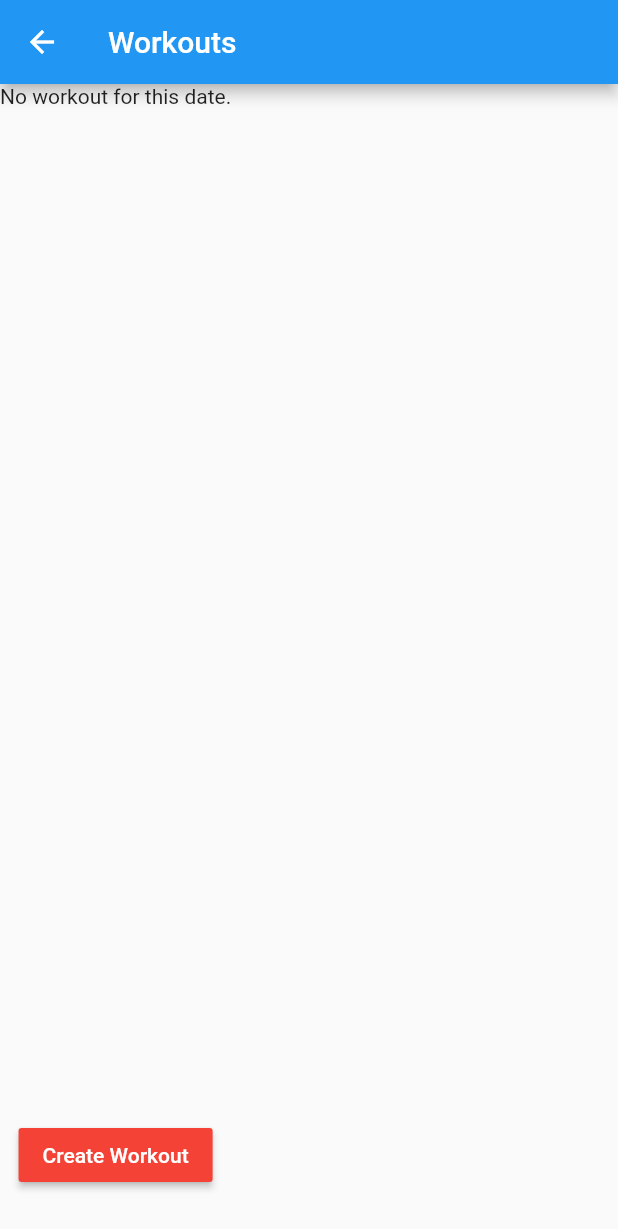
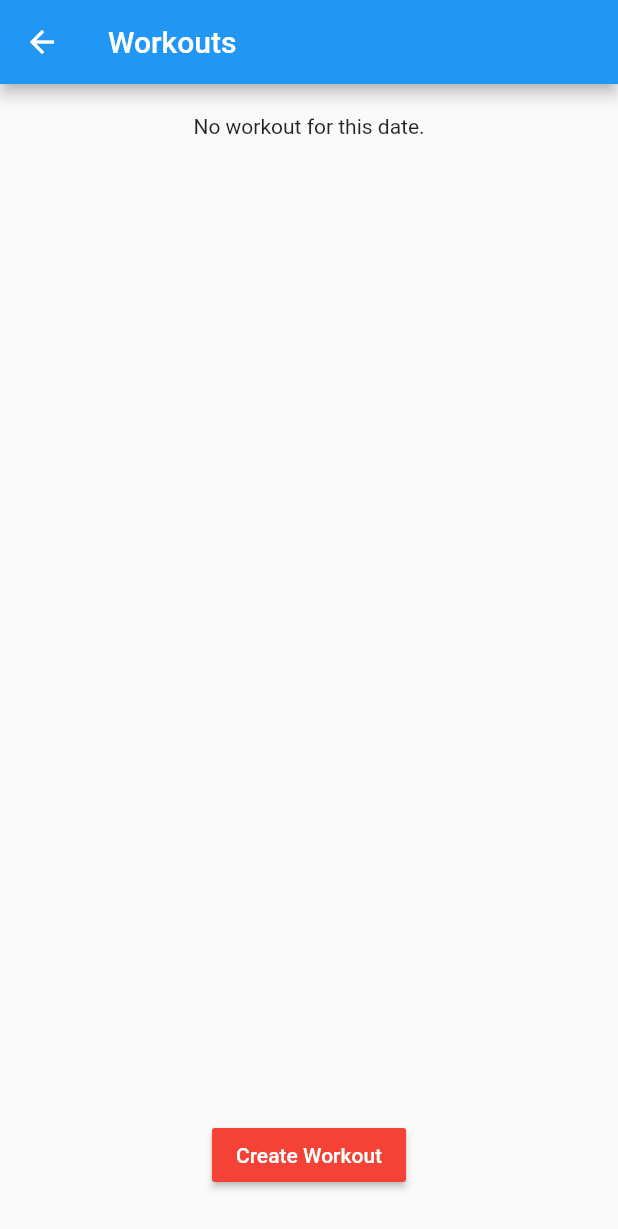
Before and after one commit to edodso2/workout_tracker, a Flutter app: the WorkoutsPage screen opened directly with empty values, on a phone screen of 412 x 824 dp. Shown: the top 1229 px of the screen. Run offline on Flutter 3.47's test engine with Material 2 defaults, Android fonts, the light colour scheme and no system bars; missing offline and left inert: date_utils.

Commit message:
UI improvements

```diff
--- a/lib/pages/workouts_page.dart
+++ b/lib/pages/workouts_page.dart
@@ -42,6 +42,7 @@ class WorkoutsPage extends StatelessWidget {
           int index = model.getWorkoutOnDate(date);
 
           return Container(
+            constraints: BoxConstraints.expand(),
             margin: EdgeInsets.only(bottom: 30.0),
             child: index >= 0
                 ? buildWorkoutList(
@@ -67,9 +68,12 @@ class WorkoutsPage extends StatelessWidget {
         Expanded(
           child: workout.workoutExercises.length > 0
               ? buildExerciseList(index, workout.workoutExercises)
-              : Text(
+              : Container(
+                  margin: EdgeInsets.only(top: 20.0),
+                  child: Text(
                     'No exercises.',
                     key: Key('noExercisesMessage'),
+                  ),
                 ),
         ),
         AddWorkoutExercise(
@@ -93,7 +97,12 @@ class WorkoutsPage extends StatelessWidget {
   /// Workout not found scenario widgets
   Widget buildNoWorkouts(
       BuildContext context, WorkoutsModel model, DateTime date) {
-    return Column(
+    return Container(
+      margin: EdgeInsets.only(top: 20.0),
+      child: Column(
+        mainAxisSize: MainAxisSize.max,
+        mainAxisAlignment: MainAxisAlignment.center,
+        crossAxisAlignment: CrossAxisAlignment.center,
         children: <Widget>[
           Expanded(
             child: Text(
@@ -111,6 +120,7 @@ class WorkoutsPage extends StatelessWidget {
             },
           ),
         ],
+      ),
     );
   }
 }
--- a/lib/widgets/workout_exercise_card.dart
+++ b/lib/widgets/workout_exercise_card.dart
@@ -65,10 +65,7 @@ class WorkoutExerciseCard extends StatelessWidget {
           ),
         ),
       ));
-    }
 
-    // add a spacer only if there are going to be chips before the add icon
-    if (setsList.length > 0) {
       setsList.add(SizedBox(width: 8.0));
     }
 
```
Lines whose indentation alone changed are shown as unchanged.
